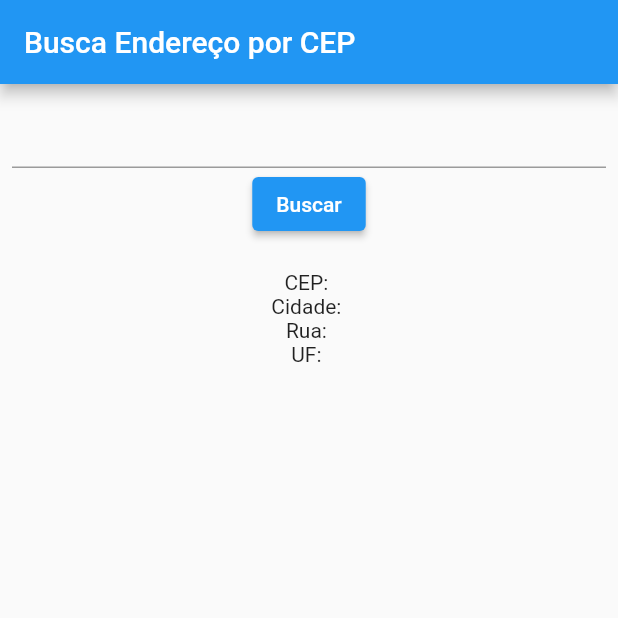
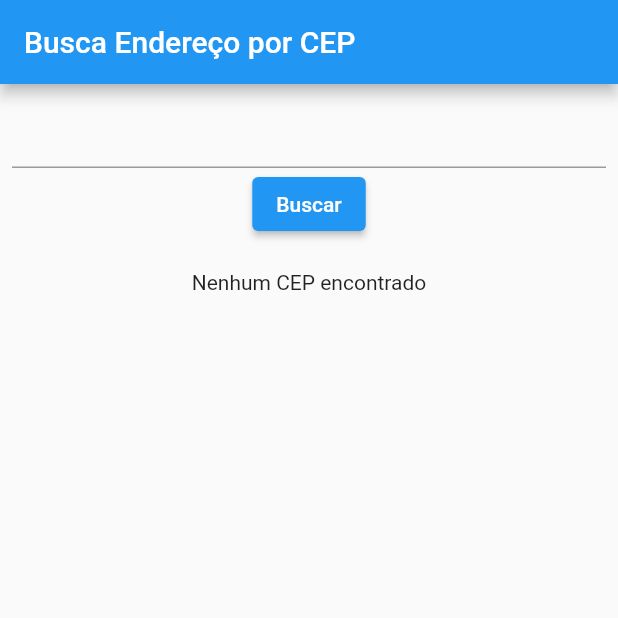
Before and after one commit to 2DevGs/get_state_mixin, a Flutter app: the screen it shows after launch, on a phone screen of 412 x 824 dp, the top half of it. Run offline on Flutter 3.47's test engine with Material 2 defaults, Android fonts, the phone set to English and light mode, and no system bars; our stand-ins replace get.

```diff
--- /dev/null
+++ b/lib/pages/home_controller_state_mixin.dart
@@ -0,0 +1,32 @@
+
+import 'package:get/get.dart';
+
+import '../models/cep_model.dart';
+import '../repository/viacep_repository.dart';
+
+class HomeControllerStateMixin extends GetxController with StateMixin<CepModel> {
+
+  final ViacepRepository _repository;
+  final _cepSearch = ''.obs;
+
+  HomeControllerStateMixin(this._repository);
+
+  set cepSearch(String cepSearch) => _cepSearch.value = cepSearch;
+
+  @override
+  void onReady(){
+    change(state, status: RxStatus.empty());
+  }
+
+    Future<void> findAddress() async {
+    try {
+      change(state,status: RxStatus.loading());
+      await 2.seconds.delay();
+      final cep = await _repository.getCep(_cepSearch.value);
+      change(cep, status: RxStatus.success());
+    } catch (e) {
+      change(state,status: RxStatus.error());
+    }
+  }
+
+}
--- a/lib/pages/home_page.dart
+++ b/lib/pages/home_page.dart
@@ -1,10 +1,11 @@
 import 'package:flutter/material.dart';
 import 'package:get/get.dart';
-import 'package:get_state_mixin/models/cep_model.dart';
-import 'package:get_state_mixin/pages/home_controller.dart';
+
+import '../models/cep_model.dart';
+import 'home_controller_state_mixin.dart';
 
 class HomePage extends StatelessWidget {
-  final controller = Get.find<HomeController>();
+  final controller = Get.find<HomeControllerStateMixin>();
 
   HomePage({super.key});
 
@@ -33,30 +34,41 @@ class HomePage extends StatelessWidget {
               const SizedBox(
                 height: 20,
               ),
-              Obx(
-                () {
-                  return Visibility(
-                    visible: controller.loading,
-                    child: const Center(
-                      child: CircularProgressIndicator(),
-                    ),
-                  );
-                },
-              ),
-              Obx(
-                () => Visibility(
-                  visible: controller.isError,
-                  child: const Text('Erro ao buscar CEP'),
+              controller.obx(
+                (state) => CepWidget(state),
+                onEmpty: const Text('Nenhum CEP encontrado'),
+                onLoading: const Text('Carregando'),
+                onError: (error) => const Text(
+                  'Erro ao buscar CEP',
+                  style: TextStyle(
+                    color: Colors.red,
+                  ),
                 ),
               ),
-              Obx(
-                () {
-                  return Visibility(
-                    visible: !controller.loading,
-                    child: CepWidget(controller.cep),
-                  );
-                },
-              ),
+              // Obx(
+              //   () {
+              //     return Visibility(
+              //       visible: controller.loading,
+              //       child: const Center(
+              //         child: CircularProgressIndicator(),
+              //       ),
+              //     );
+              //   },
+              // ),
+              // Obx(
+              //   () => Visibility(
+              //     visible: controller.isError,
+              //     child: const Text('Erro ao buscar CEP'),
+              //   ),
+              // ),
+              // Obx(
+              //   () {
+              //     return Visibility(
+              //       visible: !controller.loading,
+              //       child: CepWidget(controller.cep),
+              //     );
+              //   },
+              // ),
             ],
           ),
         ),
```
Also changed, not shown: lib/pages/home_bindings.dart (+5 -2 lines).
